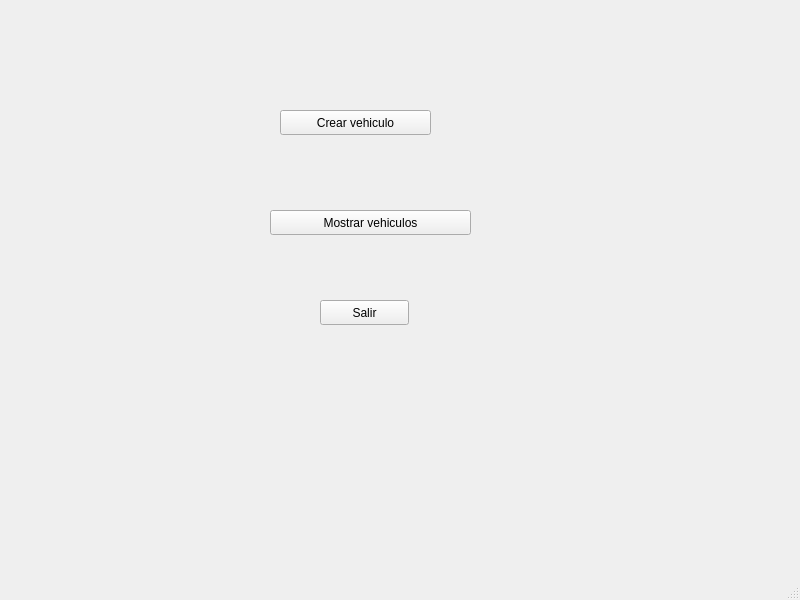
Above: mainwindow.ui from dcontt00/ac-practica2 before the change. Below: the same form after it.
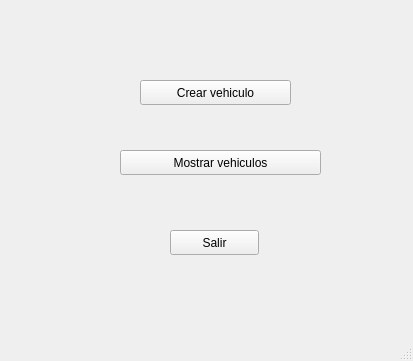
That is the form after the change.

Commit message: añadidos mas elementos de la ui

```diff
--- a/mainwindow.ui
+++ b/mainwindow.ui
@@ -6,8 +6,8 @@
    <rect>
     <x>0</x>
     <y>0</y>
-    <width>800</width>
-    <height>600</height>
+    <width>413</width>
+    <height>361</height>
    </rect>
   </property>
   <property name="windowTitle">
@@ -17,8 +17,8 @@
    <widget class="QPushButton" name="pushButton">
     <property name="geometry">
      <rect>
-      <x>280</x>
-      <y>110</y>
+      <x>140</x>
+      <y>80</y>
       <width>151</width>
       <height>25</height>
      </rect>
@@ -30,8 +30,8 @@
    <widget class="QPushButton" name="pushButton_2">
     <property name="geometry">
      <rect>
-      <x>270</x>
-      <y>210</y>
+      <x>120</x>
+      <y>150</y>
       <width>201</width>
       <height>25</height>
      </rect>
@@ -43,8 +43,8 @@
    <widget class="QPushButton" name="pushButton_3">
     <property name="geometry">
      <rect>
-      <x>320</x>
-      <y>300</y>
+      <x>170</x>
+      <y>230</y>
       <width>89</width>
       <height>25</height>
      </rect>
```
Left out of the diff: 2 changed lines with no effect on the pictures. The commit also changes 4 other files.
